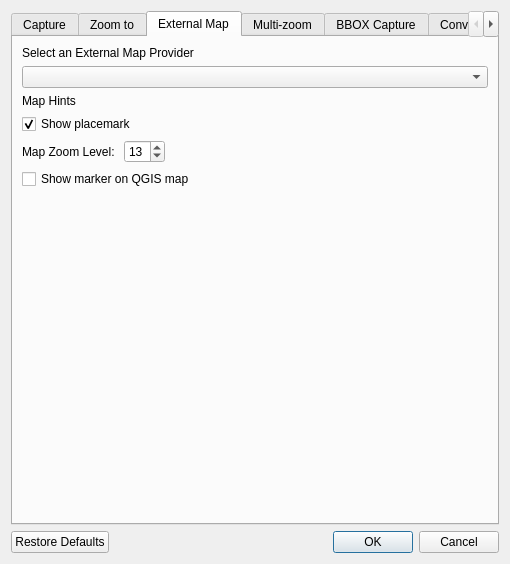
Qt form ui/latLonSettings.ui (NationalSecurityAgency/qgis-latlontools-plugin) before a commit.
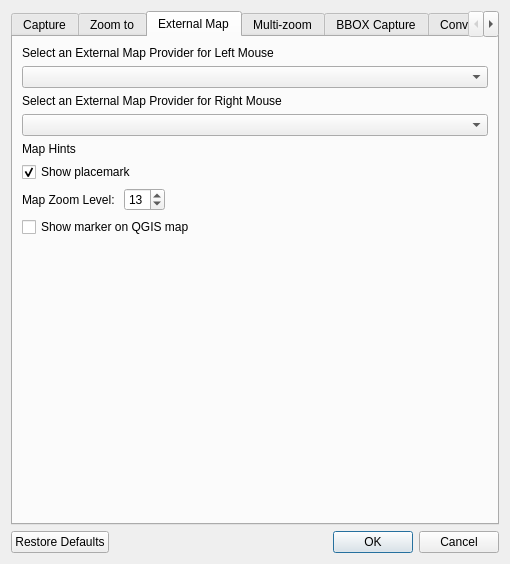
The same form after that commit. The open tabs and pages were chosen to show the change. Custom widgets are drawn as their Qt base class.

Commit message: Enhanced external map support.

Patch:
```diff
--- a/ui/latLonSettings.ui
+++ b/ui/latLonSettings.ui
@@ -287,13 +287,23 @@
        <item>
         <widget class="QLabel" name="label_8">
          <property name="text">
-          <string>Select an External Map Provider</string>
+          <string>Select an External Map Provider for Left Mouse</string>
          </property>
         </widget>
        </item>
        <item>
         <widget class="QComboBox" name="mapProviderComboBox"/>
        </item>
+       <item>
+        <widget class="QLabel" name="label_39">
+         <property name="text">
+          <string>Select an External Map Provider for Right Mouse</string>
+         </property>
+        </widget>
+       </item>
+       <item>
+        <widget class="QComboBox" name="mapProviderRComboBox"/>
+       </item>
        <item>
         <widget class="QLabel" name="label_9">
          <property name="text">
```
The commit also changes 6 other files.
